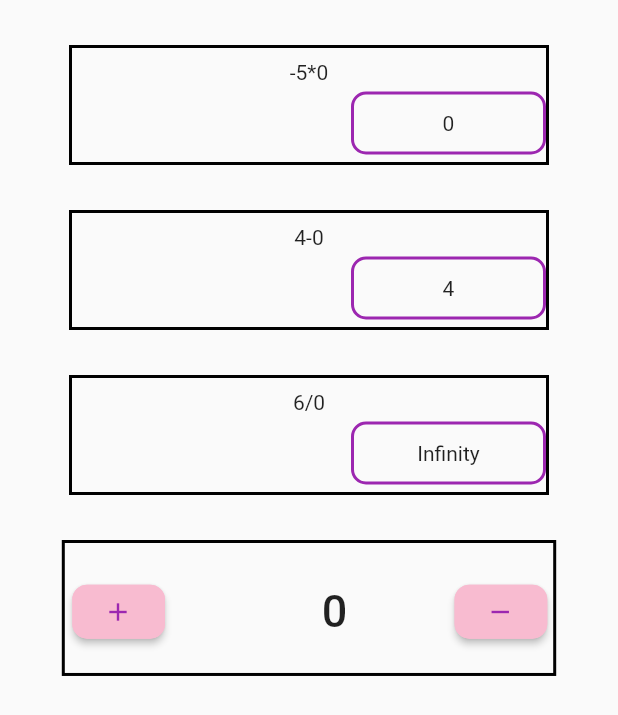
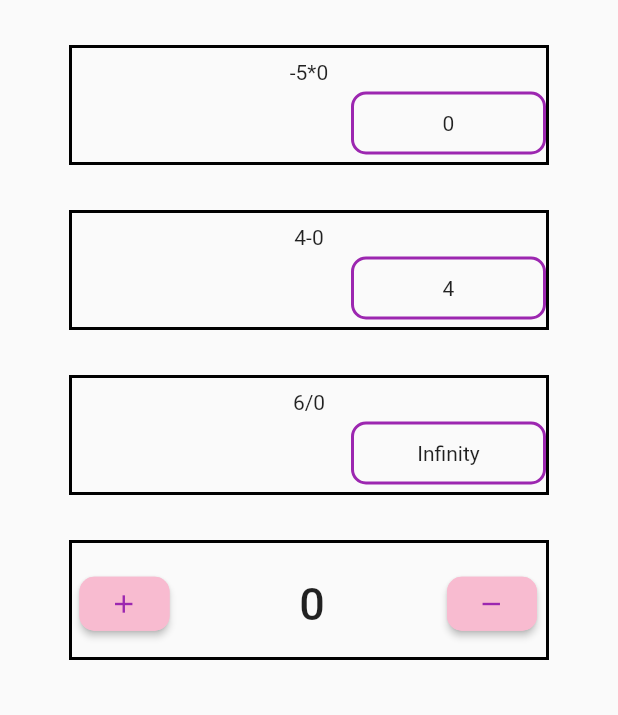
Before and after one commit to MahaIhsham/Arthematicoperations, a Flutter app: the screen it shows after launch, on a phone screen of 412 x 824 dp. Shown: the top 715 px of the screen. Run offline on Flutter 3.47's test engine with Material 2 defaults, Android fonts, the phone set to English and light mode, and no system bars; our stand-ins replace responsive_sizer.

Commit message:
Update MyHomePage.dart

```diff
--- a/lib/MyHomePage.dart
+++ b/lib/MyHomePage.dart
@@ -50,19 +50,17 @@ class _MyHomePageState extends State<MyHomePage> {
               OperationComponent(firstValue: 6,secondValue:_count,operation: "/",),
               SizedBox(height: 30.0,),
               Container(
-                height:   Adaptive.h(11),
-                width:80.w,
+                height:  80,
+                width:320,
                 decoration: BoxDecoration(
                   border: Border.all(width: 2, color: Colors.black),),
                 child:
               Row(
-
-
                 children: [
                   Container(
                     margin: EdgeInsets.only(left: 5, top: 5),
-                    height: Adaptive.h(10),
-                    width: 15.w,
+                    height: 50,
+                    width: 60,
                     alignment: Alignment.center,
                     child:
                     RaisedButton(
@@ -76,22 +74,22 @@ class _MyHomePageState extends State<MyHomePage> {
                         onPressed: _incrementCount),
                   ),
                   SizedBox(
-                    width: 20.w,
+                    width:60,
                   ),
                   Container(
-                    height: Adaptive.h(10),
-                    width: 10.w,
+                    height:50,
+                    width: 50,
                     alignment: Alignment.center,
                     margin: EdgeInsets.only(left: 10, top: 5),
                     child:
                     Text("${_count}", style: TextStyle(
                         fontSize: 30, fontWeight: FontWeight.w500),),),
                   SizedBox(
-                    width: 12.w,
+                    width: 55,
                   ),
                   Container(
-                    height: Adaptive.h(10),
-                    width: 15.w,
+                    height: 50,
+                    width: 60,
                     alignment: Alignment.center,
                     margin: EdgeInsets.only(left: 10, top: 5),
                     child:
```
